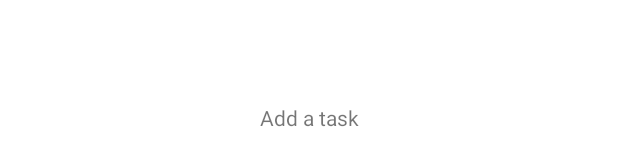
After one commit to Salma22ch/Android-project, an Android app: the layout fragment_add.xml on its own in the app's theme, with its tools: preview values and no code run, on a phone screen of 412 x 824 dp. The commit adds this screen. Shown: the part 367-533 px from the top of the screen. Run offline under Robolectric (Android 15) with nearby library versions, the phone set to English and light mode, and no system bars.

Commit message:
Add fragment and activities

```diff
--- a/app/src/main/res/layout/activity_main.xml
+++ b/app/src/main/res/layout/activity_main.xml
@@ -7,6 +7,11 @@
     android:layout_height="match_parent"
     tools:context=".MainActivity">
 
+    <FrameLayout
+        android:id="@+id/fragment_container"
+        android:layout_width="match_parent"
+        android:layout_height="match_parent"
+        android:layout_above="@id/bottomNavigationView"></FrameLayout>
     <com.google.android.material.floatingactionbutton.FloatingActionButton
         android:id="@+id/fab"
         android:layout_width="wrap_content"
--- /dev/null
+++ b/app/src/main/res/layout/fragment_add.xml
@@ -0,0 +1,18 @@
+<?xml version="1.0" encoding="utf-8"?>
+<androidx.constraintlayout.widget.ConstraintLayout xmlns:android="http://schemas.android.com/apk/res/android"
+    xmlns:app="http://schemas.android.com/apk/res-auto"
+    xmlns:tools="http://schemas.android.com/tools"
+    android:layout_width="match_parent"
+    android:layout_height="match_parent"
+    android:orientation="vertical">
+
+    <TextView
+        android:id="@+id/textView4"
+        android:layout_width="wrap_content"
+        android:layout_height="wrap_content"
+        android:layout_marginTop="313dp"
+        android:text="Add a task"
+        app:layout_constraintEnd_toEndOf="parent"
+        app:layout_constraintStart_toStartOf="parent"
+        app:layout_constraintTop_toTopOf="parent" />
+</androidx.constraintlayout.widget.ConstraintLayout>
```
Also changed, not shown: app/src/main/java/com/example/task_management_app/Calendar.java (added, +18 -0 lines), app/src/main/java/com/example/task_management_app/Completed.java (added, +18 -0 lines), app/src/main/java/com/example/task_management_app/Goals.java (added, +18 -0 lines), app/src/main/java/com/example/task_management_app/MainActivity.java (+35 -0 lines), app/src/main/java/com/example/task_management_app/My_tasks.java (added, +23 -0 lines), app/src/main/res/layout/fragment_calendar.xml (added, +17 -0 lines), app/src/main/res/layout/fragment_completed.xml (added, +19 -0 lines), app/src/main/res/layout/fragment_gaols.xml (added, +17 -0 lines), app/src/main/res/layout/fragment_mytask.xml (added, +18 -0 lines).
